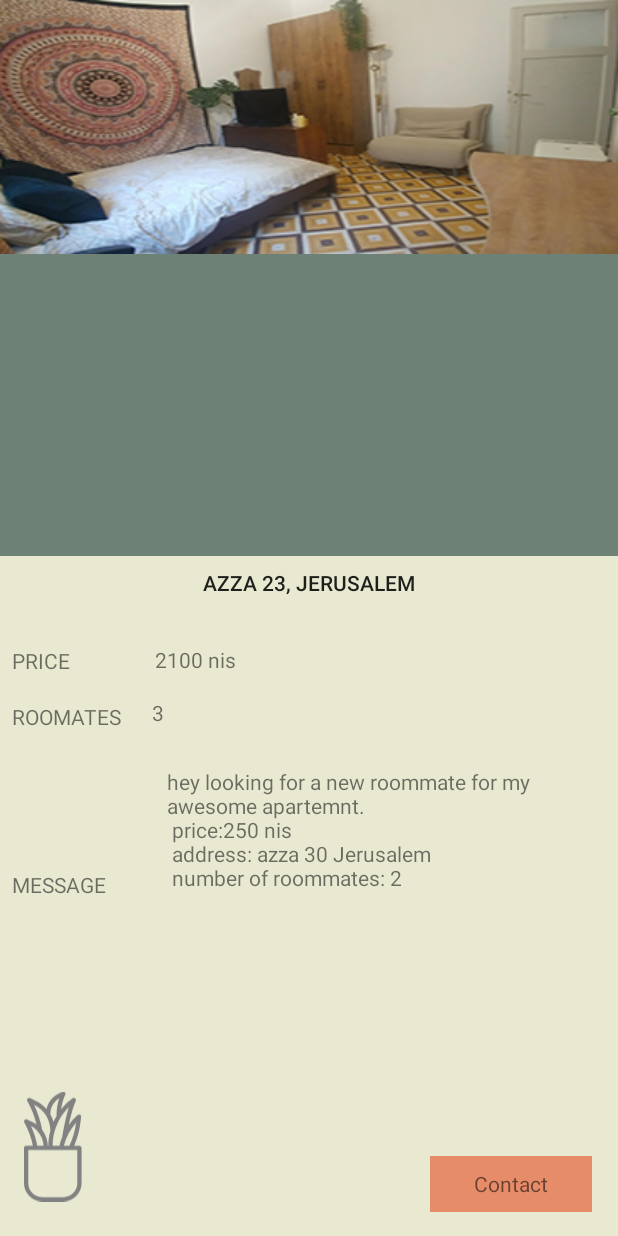
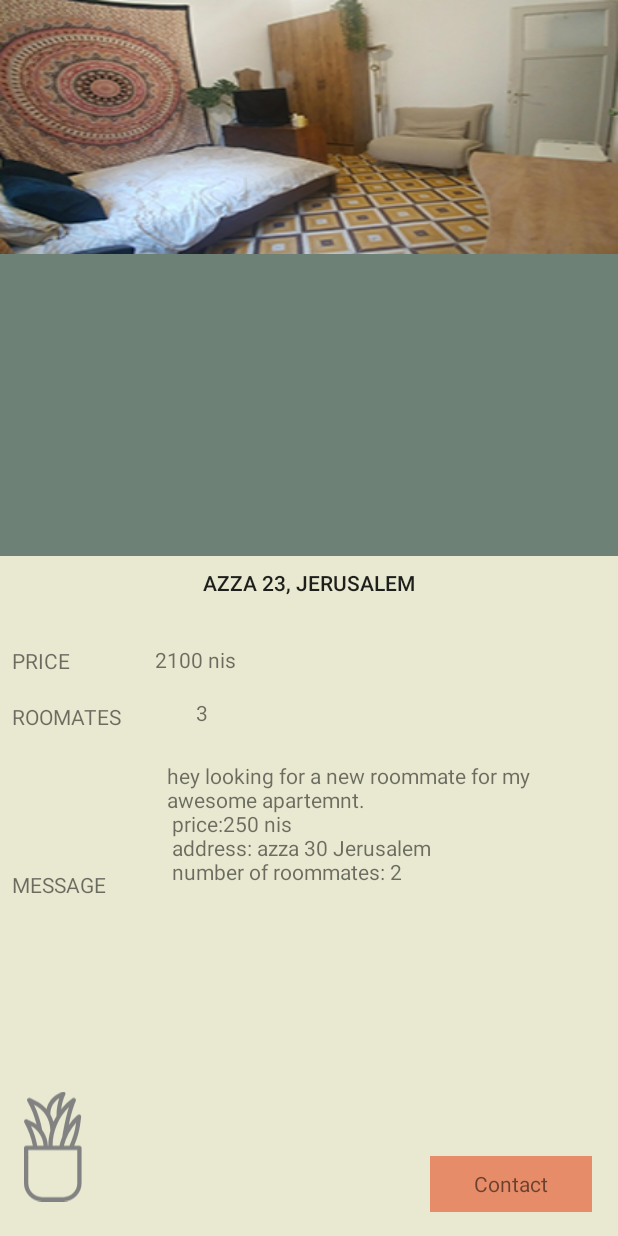
Before and after one commit to omerjacobi/flatfinder, an Android app: the flat_info screen opened directly, with no data from a screen before it, on a phone screen of 412 x 824 dp. Run offline under Robolectric (Android 15) with nearby library versions, the phone set to English and light mode, and no system bars; libraries missing offline, so code that uses them is left out: com.facebook, com.facebook.login; Roboto replaces fonts that are not available here; 2 statements that could not run were skipped.

Commit message:
different layouts

```diff
--- a/app/src/main/res/layout/activity_flat_info.xml
+++ b/app/src/main/res/layout/activity_flat_info.xml
@@ -84,8 +84,8 @@
 
         <TextView
             android:id="@+id/apartment_roommates"
-            android:layout_width="0dp"
-            android:layout_height="30dp"
+            android:layout_width="273dp"
+            android:layout_height="26dp"
             android:layout_marginStart="14dp"
             android:layout_marginTop="8dp"
             android:layout_marginEnd="8dp"
```
